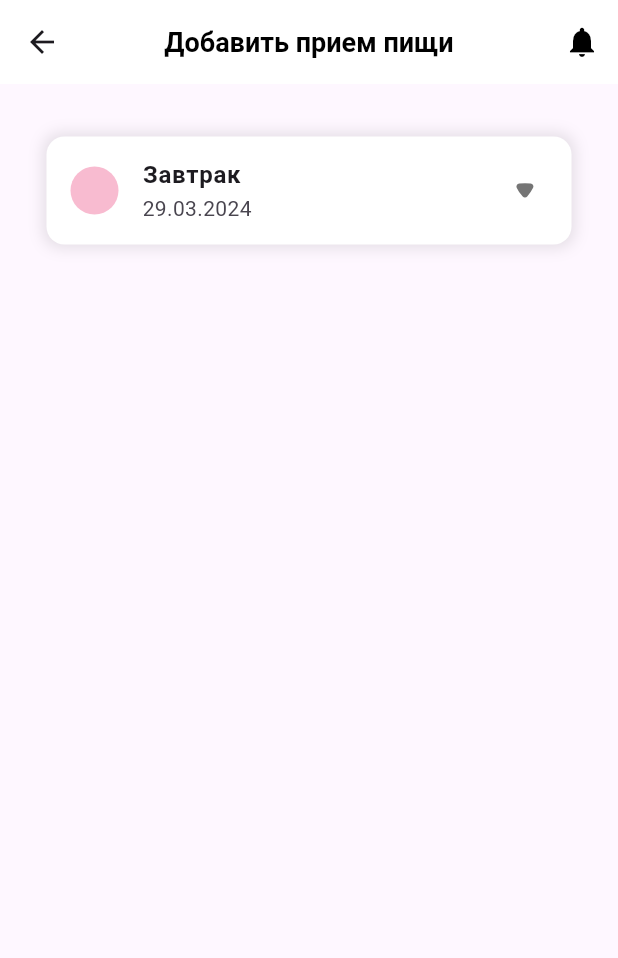
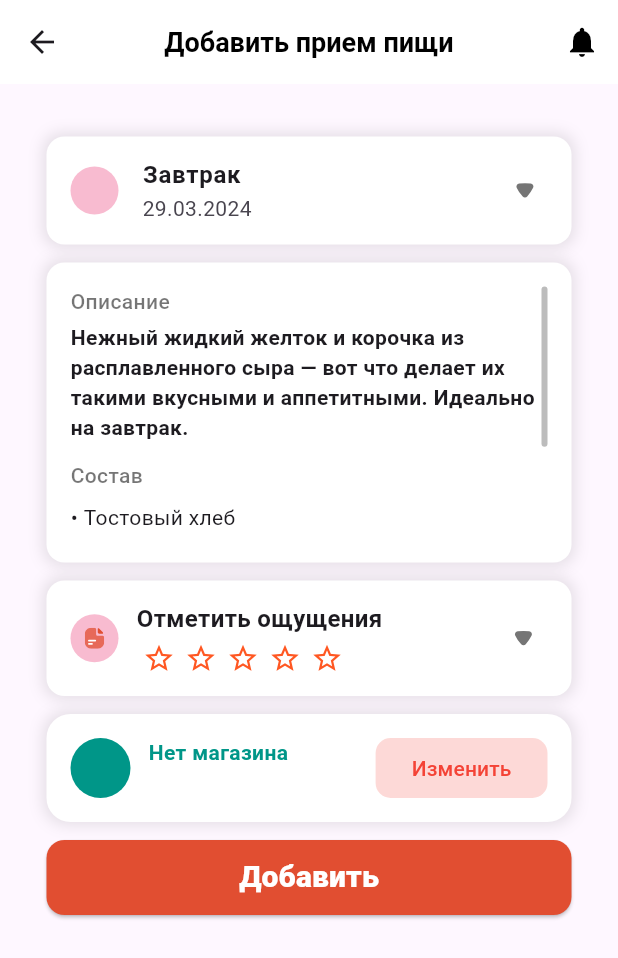
Before and after one commit to ZetMGC/HealthyHabits, a Flutter app: the FoodIntakeScreen screen opened directly, on a phone screen of 412 x 824 dp. Shown: the top 958 px of the screen. Run offline on Flutter 3.47's test engine with Material 3 defaults, Android fonts, the phone set to English and light mode, and no system bars; our stand-ins replace curved_navigation_bar, flutter_svg, shared_preferences; accounts and stored records are empty.

Commit message:
complete food intake screen visual

```diff
--- a/lib/screens/food_intake_screen.dart
+++ b/lib/screens/food_intake_screen.dart
@@ -1,12 +1,31 @@
 import 'package:flutter/material.dart';
-import '../widgets/dropdown_datepicker.dart';
+import '../widgets/DropdownDatepicker.dart';
+import '../widgets/DropdownCardRating.dart';
 import '../widgets/AppBar.dart';
+import '../widgets/MealDescriptionCard.dart';
+import '../widgets/StoreSelectionCard.dart';
 
-class FoodIntakeScreen extends StatelessWidget {
+class FoodIntakeScreen extends StatefulWidget {
   const FoodIntakeScreen({super.key});
 
   @override
+  State<FoodIntakeScreen> createState() => _FoodIntakeScreenState();
+}
+
+class _FoodIntakeScreenState extends State<FoodIntakeScreen> {
+
+  @override
   Widget build(BuildContext context) {
+    final String description = "Нежный жидкий желток и корочка из расплавленного сыра — вот что делает их такими вкусными и аппетитными. Идеально на завтрак.";
+    final List<String> ingredients = [
+      "Тостовый хлеб",
+      "Сливочное масло",
+      "Яйца",
+      "Сыр",
+      "Соль",
+      "Молотый чёрный перец"
+    ];
+
     return Scaffold(
       appBar: CustomAppBar(
         title: "Добавить прием пищи",
@@ -26,6 +45,30 @@ class FoodIntakeScreen extends StatelessWidget {
                 initialDate: DateTime(2024, 3, 29), // Открыт сразу
               ),
             ),
+            MealDescriptionCard(
+              description: description,
+              ingredients: ingredients,
+            ),
+            Center(
+              child: DropdownCardRating(),
+            ),
+            const SizedBox(height: 12),
+            Center(
+              child: StoreSelectorCard(),
+            ),
+            const SizedBox(height: 12),
+            ElevatedButton(
+              style: ElevatedButton.styleFrom(backgroundColor: Color(0xFFE14E31), fixedSize: const Size(350, 50), shape: RoundedRectangleBorder(
+                  borderRadius: BorderRadius.circular(12)),
+              ),
+              onPressed: () {
+                // здесь будет логика сохранения
+                print("Добавлено!");
+              },
+              child: DefaultTextStyle.merge(style: const TextStyle(fontSize: 20, fontWeight: FontWeight.w900, color: Colors.white),
+                  child: const Text("Добавить")
+              ),
+            ),
           ]
         ),
       ),
--- /dev/null
+++ b/lib/widgets/DropdownCardBase.dart
@@ -0,0 +1,120 @@
+import 'package:flutter/material.dart';
+import 'package:flutter_svg/flutter_svg.dart';
+
+class DropdownCardBase extends StatelessWidget {
+  final Widget icon;
+  final String title;
+  final Widget subtitle;
+  final Widget expandedChild;
+  final AnimationController animationController;
+  final VoidCallback onTap;
+
+  const DropdownCardBase({
+    super.key,
+    required this.icon,
+    required this.title,
+    required this.subtitle,
+    required this.expandedChild,
+    required this.animationController,
+    required this.onTap,
+  });
+
+  @override
+  Widget build(BuildContext context) {
+    final animation = CurvedAnimation(
+      parent: animationController,
+      curve: Curves.easeInOut,
+    );
+
+    return Column(
+      children: [
+        GestureDetector(
+          onTap: onTap,
+          child: Container(
+            width: 350,
+            decoration: BoxDecoration(
+              color: Colors.white,
+              borderRadius: BorderRadius.circular(12),
+              boxShadow: [
+                BoxShadow(
+                  color: Colors.black.withOpacity(0.1),
+                  blurRadius: 8,
+                  spreadRadius: 2,
+                ),
+              ],
+            ),
+            child: Padding(
+              padding: const EdgeInsets.only(left:16, right: 25, top: 14, bottom: 14),
+              child: Row(
+                crossAxisAlignment: CrossAxisAlignment.center,
+                children: [
+                  Container(
+                    width: 32,
+                    height: 32,
+                    decoration: BoxDecoration(
+                      color: Colors.pink.withOpacity(0.3),
+                      shape: BoxShape.circle,
+                    ),
+                    child: Center(child: icon),
+                  ),
+                  const SizedBox(width: 12),
+                  Expanded(
+                    child: Column(
+                      crossAxisAlignment: CrossAxisAlignment.start,
+                      children: [
+                        Text(
+                          title,
+                          style: const TextStyle(
+                            fontWeight: FontWeight.bold,
+                            fontSize: 16,
+                          ),
+                        ),
+                        const SizedBox(height: 4),
+                        subtitle,
+                      ],
+                    ),
+                  ),
+                  RotationTransition(
+                    turns: Tween(begin: 0.0, end: 0.5).animate(animation),
+                    child: SvgPicture.asset(
+                      'assets/icons/downarrow.svg',
+                      width: 14,
+                      height: 14,
+                      colorFilter: const ColorFilter.mode(
+                        Colors.black54,
+                        BlendMode.srcIn,
+                      ),
+                    ),
+                  ),
+                ],
+              ),
+            ),
+          ),
+        ),
+        SizeTransition(
+          sizeFactor: animation,
+          axisAlignment: -1.0,
+          child: Center(
+            child: Container(
+              width: 350,
+              margin: const EdgeInsets.only(top: 8, bottom: 8),
+              padding: const EdgeInsets.all(12),
+              decoration: BoxDecoration(
+                color: Colors.white,
+                borderRadius: BorderRadius.circular(12),
+                boxShadow: [
+                  BoxShadow(
+                    color: Colors.black.withOpacity(0.1),
+                    blurRadius: 8,
+                    spreadRadius: 2,
+                  ),
+                ],
+              ),
+              child: expandedChild,
+            )
+          ),
+        )
+      ],
+    );
+  }
+}
--- /dev/null
+++ b/lib/widgets/DropdownCardRating.dart
@@ -0,0 +1,133 @@
+import 'package:flutter/material.dart';
+import 'package:flutter_svg/flutter_svg.dart';
+import 'package:shared_preferences/shared_preferences.dart';
+import 'DropdownCardBase.dart';
+
+class DropdownCardRating extends StatefulWidget {
+  const DropdownCardRating({super.key});
+
+  @override
+  State<DropdownCardRating> createState() => _DropdownCardRatingState();
+}
+
+class _DropdownCardRatingState extends State<DropdownCardRating>
+    with SingleTickerProviderStateMixin {
+  late AnimationController _animationController;
+  bool _isExpanded = false;
+  int _currentRating = 0;
+
+  @override
+  void initState() {
+    super.initState();
+    _animationController = AnimationController(
+      vsync: this,
+      duration: const Duration(milliseconds: 300),
+    );
+    _loadRating();
+  }
+
+  void _toggleExpansion() {
+    setState(() {
+      _isExpanded = !_isExpanded;
+      _isExpanded
+          ? _animationController.forward()
+          : _animationController.reverse();
+    });
+  }
+
+  Future<void> _loadRating() async {
+    final prefs = await SharedPreferences.getInstance();
+    setState(() {
+      _currentRating = prefs.getInt('user_rating') ?? 0;
+    });
+  }
+
+  Future<void> _saveRating(int rating) async {
+    final prefs = await SharedPreferences.getInstance();
+    await prefs.setInt('user_rating', rating);
+  }
+
+  Widget _buildStarRating() {
+    return Padding(
+      padding: const EdgeInsets.only(left: 4.0),
+      child: Row(
+        mainAxisSize: MainAxisSize.min,
+        children: List.generate(5, (index) {
+          bool isActive = index < _currentRating;
+          return GestureDetector(
+            onTap: () {
+              setState(() {
+                _currentRating = index + 1;
+                _saveRating(_currentRating);
+              });
+            },
+            child: Padding(
+              padding: const EdgeInsets.only(right: 6.0),
+              child: TweenAnimationBuilder<double>(
+                tween: Tween(begin: 1.0, end: isActive ? 1.2 : 1.0),
+                duration: const Duration(milliseconds: 200),
+                curve: Curves.easeOut,
+                builder: (context, scale, child) {
+                  return Transform.scale(
+                    scale: scale,
+                    child: Icon(
+                      isActive ? Icons.star : Icons.star_border,
+                      color: Colors.deepOrange,
+                      size: 22,
+                    ),
+                  );
+                },
+              ),
+            ),
+          );
+        }),
+      ),
+    );
+  }
+
+
+
+  @override
+  Widget build(BuildContext context) {
+    return DropdownCardBase(
+      icon: SvgPicture.asset(
+        'assets/icons/inactive_chat.svg',
+        width: 14,
+        height: 14,
+      ),
+      title: "Отметить ощущения",
+      subtitle: _buildStarRating(),
+      expandedChild: Column(
+        children: [
+          _styledTextField("Комментарий"),
+        ],
+      ),
+      animationController: _animationController,
+      onTap: _toggleExpansion,
+    );
+  }
+
+
+  @override
+  void dispose() {
+    _animationController.dispose();
+    super.dispose();
+  }
+
+  Widget _styledTextField(String hint) {
+    return TextField(
+      decoration: InputDecoration(
+        hintText: hint,
+        filled: true,
+        fillColor: Colors.grey.shade100,
+        border: OutlineInputBorder(
+          borderRadius: BorderRadius.circular(12),
+          borderSide: BorderSide.none,
+        ),
+        contentPadding:
+        const EdgeInsets.symmetric(vertical: 14, horizontal: 16),
+      ),
+    );
+  }
+
+}
--- /dev/null
+++ b/lib/widgets/MealDescriptionCard.dart
@@ -0,0 +1,88 @@
+import 'package:flutter/material.dart';
+
+class MealDescriptionCard extends StatelessWidget {
+  final String description;
+  final List<String> ingredients;
+
+  const MealDescriptionCard({
+    super.key,
+    required this.description,
+    required this.ingredients,
+  });
+
+  @override
+  Widget build(BuildContext context) {
+    return Container(
+      width: 350,
+      constraints: const BoxConstraints(
+        maxHeight: 200,
+      ),
+      padding: const EdgeInsets.all(16),
+      margin: const EdgeInsets.symmetric(vertical: 12),
+      decoration: BoxDecoration(
+        color: Colors.white,
+        borderRadius: BorderRadius.circular(12),
+        boxShadow: [
+          BoxShadow(
+            color: Colors.black.withOpacity(0.1),
+            blurRadius: 8,
+            spreadRadius: 2,
+          ),
+        ],
+      ),
+      child: Scrollbar(
+        thumbVisibility: true,
+        radius: const Radius.circular(8),
+        thickness: 4,
+        child: SingleChildScrollView(
+          child: Column(
+            crossAxisAlignment: CrossAxisAlignment.start,
+            children: [
+              const Text(
+                "Описание",
+                style: TextStyle(
+                  fontSize: 14,
+                  fontWeight: FontWeight.w500,
+                  color: Colors.black54,
+                ),
+              ),
+              const SizedBox(height: 4),
+              Text(
+                description,
+                style: const TextStyle(
+                  fontSize: 14,
+                  fontWeight: FontWeight.bold,
+                  height: 1.4,
+                ),
+              ),
+              const SizedBox(height: 12),
+              const Text(
+                "Состав",
+                style: TextStyle(
+                  fontSize: 14,
+                  fontWeight: FontWeight.w500,
+                  color: Colors.black54,
+                ),
+              ),
+              const SizedBox(height: 8),
+              ...ingredients.map(
+                    (ingredient) => Row(
+                  crossAxisAlignment: CrossAxisAlignment.start,
+                  children: [
+                    const Text("• ", style: TextStyle(fontSize: 14)),
+                    Expanded(
+                      child: Text(
+                        ingredient,
+                        style: const TextStyle(fontSize: 14),
+                      ),
+                    ),
+                  ],
+                ),
+              ),
+            ],
+          ),
+        ),
+      ),
+    );
+  }
+}
--- /dev/null
+++ b/lib/widgets/StoreSelectionCard.dart
@@ -0,0 +1,294 @@
+import 'package:flutter/material.dart';
+import 'package:shared_preferences/shared_preferences.dart';
+import 'dart:convert';
+
+class Store {
+  final String name;
+  final String address;
+  final String type;
+
+  Store({required this.name, required this.address, required this.type});
+
+  Map<String, String> toJson() => {
+    'name': name,
+    'address': address,
+    'type': type,
+  };
+
+  static Store fromJson(Map<String, dynamic> json) => Store(
+    name: json['name'],
+    address: json['address'],
+    type: json['type'],
+  );
+
+  @override
+  String toString() => name;
+
+  @override
+  bool operator ==(Object other) =>
+      identical(this, other) ||
+          other is Store &&
+              runtimeType == other.runtimeType &&
+              name == other.name &&
+              address == other.address &&
+              type == other.type;
+
+  @override
+  int get hashCode => name.hashCode ^ address.hashCode ^ type.hashCode;
+}
+
+class StoreSelectorCard extends StatefulWidget {
+  const StoreSelectorCard({super.key});
+
+  @override
+  State<StoreSelectorCard> createState() => _StoreSelectorCardState();
+}
+
+class _StoreSelectorCardState extends State<StoreSelectorCard> {
+  List<Store> _stores = [];
+  Store? _selectedStore;
+
+  @override
+  void initState() {
+    super.initState();
+    _loadStores();
+  }
+
+  Future<void> _loadStores() async {
+    final prefs = await SharedPreferences.getInstance();
+    final storesJson = prefs.getStringList('stores') ?? [];
+    setState(() {
+      _stores = storesJson.map((s) => Store.fromJson(json.decode(s))).toList();
+      if (_stores.isNotEmpty) {
+        _selectedStore ??= _stores.first;
+      }
+    });
+  }
+
+  Future<void> _saveStores() async {
+    final prefs = await SharedPreferences.getInstance();
+    final storeStrings = _stores.map((s) => json.encode(s.toJson())).toList();
+    await prefs.setStringList('stores', storeStrings);
+  }
+
+  void _showStorePopup({Store? storeToEdit}) {
+    bool isEditing = storeToEdit != null;
+    String name = storeToEdit?.name ?? '';
+    String address = storeToEdit?.address ?? '';
+    String type = storeToEdit?.type ?? 'Магазин';
+
+    showModalBottomSheet(
+      context: context,
+      isScrollControlled: true,
+      shape: const RoundedRectangleBorder(
+        borderRadius: BorderRadius.vertical(top: Radius.circular(24)),
+      ),
+      builder: (context) => Padding(
+        padding: EdgeInsets.only(
+          bottom: MediaQuery.of(context).viewInsets.bottom,
+          top: 24,
+          left: 24,
+          right: 24,
+        ),
+        child: StatefulBuilder(
+          builder: (context, setModalState) => Column(
+            mainAxisSize: MainAxisSize.min,
+            children: [
+              const Text(
+                "Управление магазином",
+                style: TextStyle(fontSize: 18, fontWeight: FontWeight.bold),
+              ),
+              const SizedBox(height: 16),
+              DropdownButtonFormField<Store>(
+                value: _selectedStore,
+                decoration: InputDecoration(
+                  labelText: "Выберите магазин",
+                  border: OutlineInputBorder(
+                    borderRadius: BorderRadius.circular(12),
+                  ),
+                ),
+                items: _stores.map((store) {
+                  return DropdownMenuItem(
+                    value: store,
+                    child: Text(store.name),
+                  );
+                }).toList(),
+                onChanged: (store) {
+                  if (store != null) {
+                    setModalState(() {
+                      name = store.name;
+                      address = store.address;
+                      type = store.type;
+                    });
+                    setState(() => _selectedStore = store);
+                  }
+                },
+              ),
+              const SizedBox(height: 12),
+              TextField(
+                controller: TextEditingController(text: name),
+                decoration: InputDecoration(
+                  labelText: "Название магазина",
+                  border: OutlineInputBorder(
+                    borderRadius: BorderRadius.circular(12),
+                  ),
+                ),
+                onChanged: (value) => name = value,
+              ),
+              const SizedBox(height: 12),
+              TextField(
+                controller: TextEditingController(text: address),
+                decoration: InputDecoration(
+                  labelText: "Адрес",
+                  border: OutlineInputBorder(
+                    borderRadius: BorderRadius.circular(12),
+                  ),
+                ),
+                onChanged: (value) => address = value,
+              ),
+              const SizedBox(height: 12),
+              DropdownButtonFormField<String>(
+                value: type,
+                decoration: InputDecoration(
+                  labelText: "Тип",
+                  border: OutlineInputBorder(
+                    borderRadius: BorderRadius.circular(12),
+                  ),
+                ),
+                items: ["Магазин", "Супермаркет", "Мини-маркет"]
+                    .map((t) => DropdownMenuItem(
+                  value: t,
+                  child: Text(t),
+                ))
+                    .toList(),
+                onChanged: (val) => setModalState(() => type = val ?? type),
+              ),
+              const SizedBox(height: 20),
+              Row(
+                children: [
+                  if (isEditing)
+                    Expanded(
+                      child: ElevatedButton(
+                        style: ElevatedButton.styleFrom(
+                          backgroundColor: Colors.red.withOpacity(0.1),
+                          shape: RoundedRectangleBorder(
+                            borderRadius: BorderRadius.circular(12),
+                          ),
+                        ),
+                        onPressed: () {
+                          setState(() {
+                            _stores.remove(storeToEdit);
+                            _selectedStore =
+                            _stores.isNotEmpty ? _stores.first : null;
+                          });
+                          _saveStores();
+                          Navigator.of(context).pop();
+                        },
+                        child: const Text("Удалить",
+                            style: TextStyle(color: Colors.red)),
+                      ),
+                    ),
+                  if (isEditing) const SizedBox(width: 12),
+                  Expanded(
+                    child: ElevatedButton(
+                      style: ElevatedButton.styleFrom(
+                        backgroundColor: Colors.deepOrange,
+                        shape: RoundedRectangleBorder(
+                          borderRadius: BorderRadius.circular(12),
+                        ),
+                      ),
+                      onPressed: () {
+                        if (name.isNotEmpty && address.isNotEmpty) {
+                          final newStore =
+                          Store(name: name, address: address, type: type);
+                          setState(() {
+                            if (isEditing) {
+                              final index = _stores.indexOf(storeToEdit!);
+                              _stores[index] = newStore;
+                            } else {
+                              _stores.add(newStore);
+                            }
+                            _selectedStore = newStore;
+                          });
+                          _saveStores();
+                          Navigator.of(context).pop();
+                        }
+                      },
+                      child: Text(isEditing ? "Сохранить" : "Добавить"),
+                    ),
+                  ),
+                ],
+              ),
+              const SizedBox(height: 24),
+              TextButton(
+                onPressed: () {
+                  Navigator.of(context).pop();
+                  _showStorePopup(); // перезапуск с пустыми полями
+                },
+                child: const Text("Создать новый магазин"),
+              ),
+              const SizedBox(height: 16),
+            ],
+          ),
+        ),
+      ),
+    );
+  }
+
+  @override
+  Widget build(BuildContext context) {
+    return Container(
+      width: 350,
+      padding: const EdgeInsets.symmetric(horizontal: 16, vertical: 12),
+      decoration: BoxDecoration(
+        color: Colors.white,
+        borderRadius: BorderRadius.circular(16),
+        boxShadow: [
+          BoxShadow(
+            color: Colors.black.withOpacity(0.1),
+            blurRadius: 8,
+            spreadRadius: 2,
+          ),
+        ],
+      ),
+      child: Row(
+        children: [
+          const CircleAvatar(
+            radius: 20,
+            backgroundColor: Colors.teal,
+          ),
+          const SizedBox(width: 12),
+          Expanded(
+            child: Column(
+              crossAxisAlignment: CrossAxisAlignment.start,
+              children: [
+                Text(
+                  _selectedStore?.name ?? "Нет магазина",
+                  style: const TextStyle(
+                      fontWeight: FontWeight.bold, color: Colors.teal),
+                ),
+                Text(
+                  _selectedStore?.type ?? "",
+                  style: const TextStyle(color: Colors.red),
+                ),
+              ],
+            ),
+          ),
+          ElevatedButton(
+            style: ElevatedButton.styleFrom(
+              backgroundColor: Colors.red.withOpacity(0.2),
+              elevation: 0,
+              shape: RoundedRectangleBorder(
+                  borderRadius: BorderRadius.circular(10)),
+            ),
+            onPressed: () => _showStorePopup(storeToEdit: _selectedStore),
+            child: const Text(
+              "Изменить",
+              style: TextStyle(color: Colors.red),
+            ),
+          ),
+        ],
+      ),
+    );
+  }
+}
```
Also changed, not shown: lib/widgets/DropdownDatepicker.dart (renamed from lib/widgets/dropdown_datepicker.dart).
